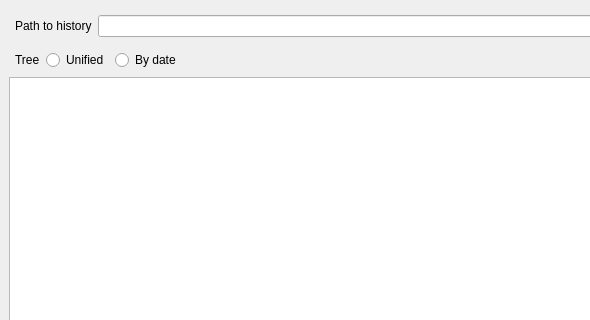
First picture: the form in gui/history.ui, repository mixeme/Columbo, before the edit; both pictures show x 0 to 590 and y 0 to 320 of the 800 by 600 pixel window.
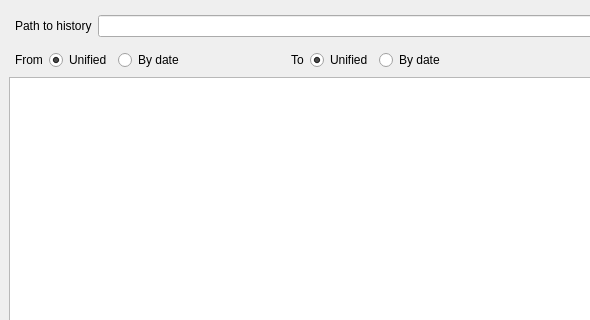
Second picture: the form after the edit.

```diff
--- a/gui/history.ui
+++ b/gui/history.ui
@@ -70,7 +70,7 @@
           <item>
            <widget class="QLabel" name="label_8">
             <property name="text">
-             <string>Tree</string>
+             <string>From</string>
             </property>
            </widget>
           </item>
@@ -79,6 +79,15 @@
             <property name="text">
              <string>Unified</string>
             </property>
+            <property name="checked">
+             <bool>true</bool>
+            </property>
+            <property name="autoExclusive">
+             <bool>true</bool>
+            </property>
+            <attribute name="buttonGroup">
+             <string notr="true">buttonGroup</string>
+            </attribute>
            </widget>
           </item>
           <item>
@@ -86,6 +95,65 @@
             <property name="text">
              <string>By date</string>
             </property>
+            <property name="autoExclusive">
+             <bool>true</bool>
+            </property>
+            <attribute name="buttonGroup">
+             <string notr="true">buttonGroup</string>
+            </attribute>
+           </widget>
+          </item>
+         </layout>
+        </item>
+        <item>
+         <layout class="QHBoxLayout" name="horizontalLayout_4">
+          <item>
+           <spacer name="horizontalSpacer_2">
+            <property name="orientation">
+             <enum>Qt::Horizontal</enum>
+            </property>
+            <property name="sizeHint" stdset="0">
+             <size>
+              <width>40</width>
+              <height>20</height>
+             </size>
+            </property>
+           </spacer>
+          </item>
+          <item>
+           <widget class="QLabel" name="label">
+            <property name="text">
+             <string>To</string>
+            </property>
+           </widget>
+          </item>
+          <item>
+           <widget class="QRadioButton" name="to_unified">
+            <property name="text">
+             <string>Unified</string>
+            </property>
+            <property name="checked">
+             <bool>true</bool>
+            </property>
+            <property name="autoExclusive">
+             <bool>true</bool>
+            </property>
+            <attribute name="buttonGroup">
+             <string notr="true">buttonGroup_3</string>
+            </attribute>
+           </widget>
+          </item>
+          <item>
+           <widget class="QRadioButton" name="to_bydate">
+            <property name="text">
+             <string>By date</string>
+            </property>
+            <property name="autoExclusive">
+             <bool>true</bool>
+            </property>
+            <attribute name="buttonGroup">
+             <string notr="true">buttonGroup_3</string>
+            </attribute>
            </widget>
           </item>
          </layout>
```
Left out of the diff: 8 changed lines with no effect on the pictures.
